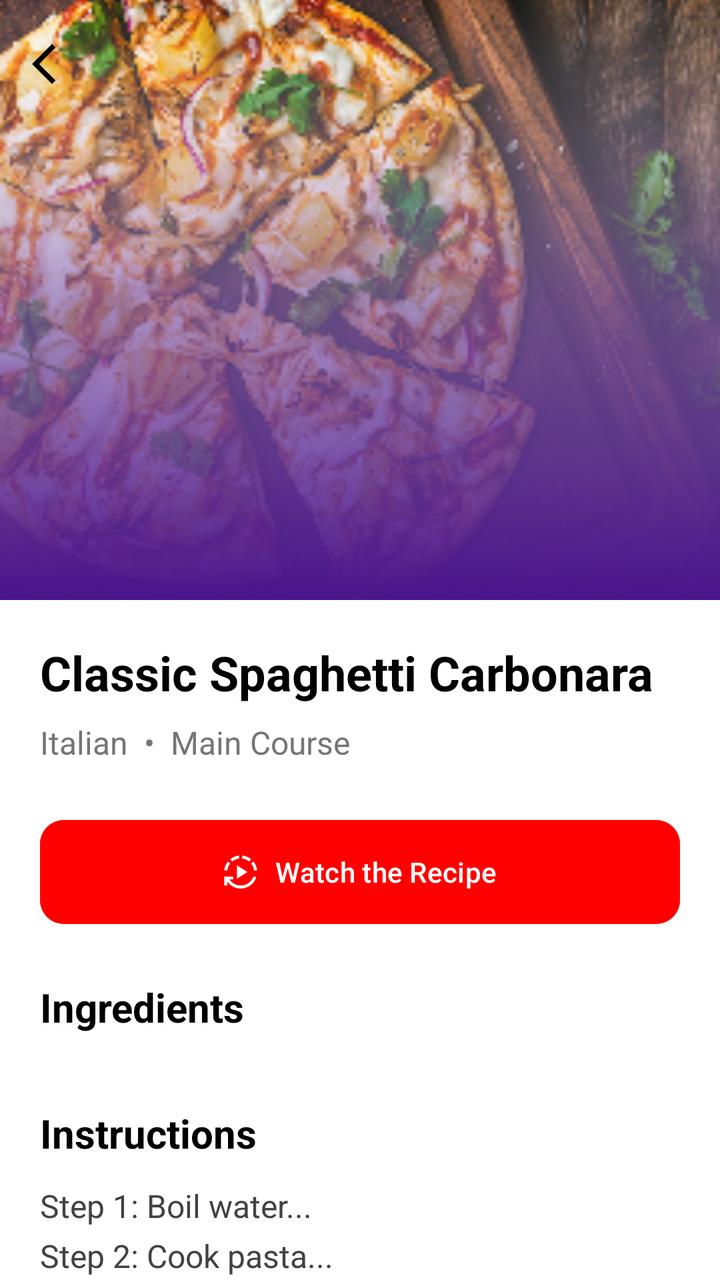
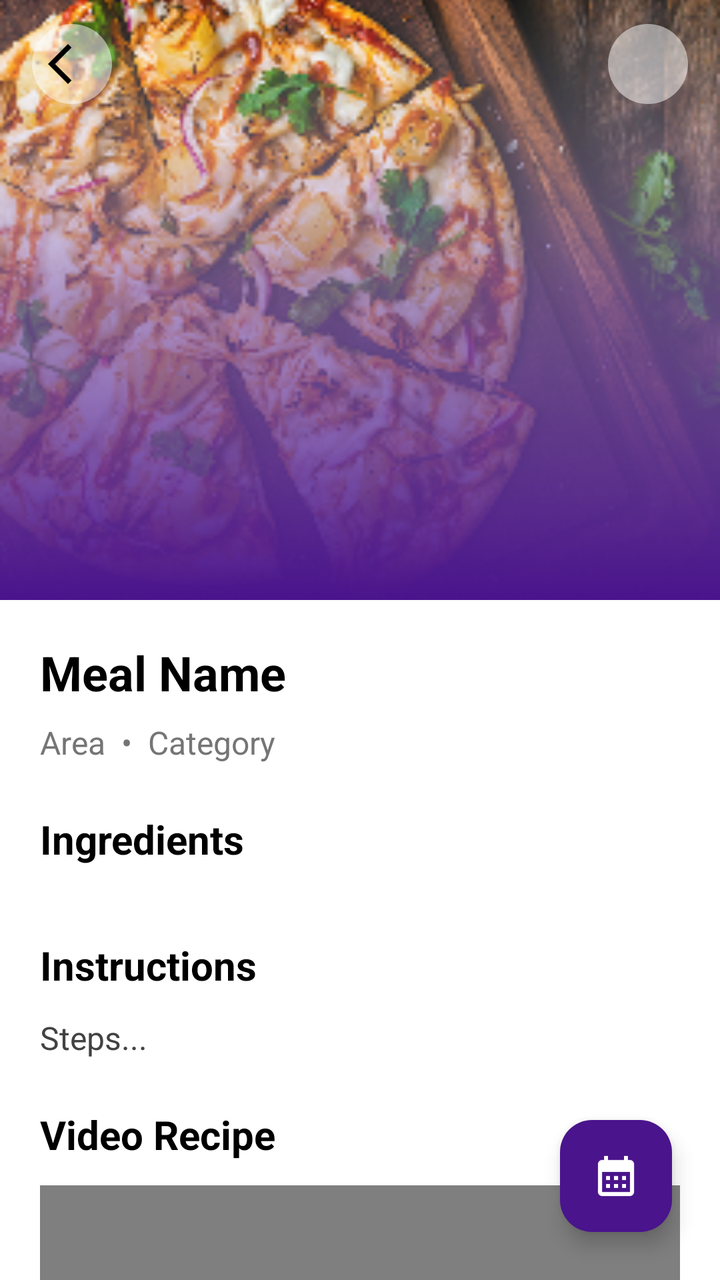

The first picture is an Android layout as it rendered before a commit; the second is the same layout after the commit. The layout source and the unified diff follow.
<!-- AndroidManifest.xml: application theme Theme.FoodPlanner -->
<!-- res/layout/fragment_meal_details.xml -->
<?xml version="1.0" encoding="utf-8"?>
<androidx.coordinatorlayout.widget.CoordinatorLayout
    xmlns:android="http://schemas.android.com/apk/res/android"
    xmlns:app="http://schemas.android.com/apk/res-auto"
    xmlns:tools="http://schemas.android.com/tools"
    android:layout_width="match_parent"
    android:layout_height="match_parent"
    android:background="@color/white">

    <com.google.android.material.appbar.AppBarLayout
        android:id="@+id/appBar"
        android:layout_width="match_parent"
        android:layout_height="300dp"
        android:theme="@style/ThemeOverlay.AppCompat.Dark.ActionBar">

        <com.google.android.material.appbar.CollapsingToolbarLayout
            android:layout_width="match_parent"
            android:layout_height="match_parent"
            app:contentScrim="@color/purple_primary"
            app:layout_scrollFlags="scroll|exitUntilCollapsed">

            <ImageView
                android:id="@+id/detailMealImg"
                android:layout_width="match_parent"
                android:layout_height="match_parent"
                android:scaleType="centerCrop"
                android:src="@drawable/pizza_header"
                app:layout_collapseMode="parallax" />

            <androidx.appcompat.widget.Toolbar
                android:id="@+id/toolbar"
                android:layout_width="match_parent"
                android:layout_height="?attr/actionBarSize"
                app:layout_collapseMode="pin"
                app:navigationIcon="@drawable/ic_arrow_back" />
        </com.google.android.material.appbar.CollapsingToolbarLayout>
    </com.google.android.material.appbar.AppBarLayout>

    <androidx.core.widget.NestedScrollView
        android:layout_width="match_parent"
        android:layout_height="match_parent"
        app:layout_behavior="@string/appbar_scrolling_view_behavior">

        <androidx.constraintlayout.widget.ConstraintLayout
            android:layout_width="match_parent"
            android:layout_height="wrap_content"
            android:padding="20dp">

            <TextView
                android:id="@+id/tvMealTitle"
                android:layout_width="0dp"
                android:layout_height="wrap_content"
                android:text="Classic Spaghetti Carbonara"
                android:textColor="@color/black"
                android:textSize="24sp"
                android:textStyle="bold"
                app:layout_constraintTop_toTopOf="parent"
                app:layout_constraintStart_toStartOf="parent"
                app:layout_constraintEnd_toEndOf="parent" />

            <TextView
                android:id="@+id/tvMealArea"
                android:layout_width="wrap_content"
                android:layout_height="wrap_content"
                android:layout_marginTop="8dp"
                android:text="Italian  •  Main Course"
                android:textColor="#757575"
                android:textSize="16sp"
                app:layout_constraintTop_toBottomOf="@id/tvMealTitle"
                app:layout_constraintStart_toStartOf="parent" />

            <com.google.android.material.button.MaterialButton
                android:id="@+id/btnWatchVideo"
                android:layout_width="match_parent"
                android:layout_height="60dp"
                android:layout_marginTop="24dp"
                android:text="Watch the Recipe"
                android:backgroundTint="#FF0000"
                app:icon="@drawable/ic_play"
                app:iconGravity="textStart"
                app:cornerRadius="12dp"
                app:layout_constraintTop_toBottomOf="@id/tvMealArea"
                app:layout_constraintStart_toStartOf="parent"
                app:layout_constraintEnd_toEndOf="parent" />

            <TextView
                android:id="@+id/lblIngredients"
                android:layout_width="wrap_content"
                android:layout_height="wrap_content"
                android:layout_marginTop="24dp"
                android:text="Ingredients"
                android:textColor="@color/black"
                android:textSize="20sp"
                android:textStyle="bold"
                app:layout_constraintTop_toBottomOf="@id/btnWatchVideo"
                app:layout_constraintStart_toStartOf="parent" />

            <androidx.recyclerview.widget.RecyclerView
                android:id="@+id/rvIngredients"
                android:layout_width="match_parent"
                android:layout_height="wrap_content"
                android:layout_marginTop="12dp"
                android:orientation="horizontal"
                app:layoutManager="androidx.recyclerview.widget.LinearLayoutManager"
                app:layout_constraintTop_toBottomOf="@id/lblIngredients"
                app:layout_constraintStart_toStartOf="parent"
                app:layout_constraintEnd_toEndOf="parent" />

            <TextView
                android:id="@+id/lblInstructions"
                android:layout_width="wrap_content"
                android:layout_height="wrap_content"
                android:layout_marginTop="24dp"
                android:text="Instructions"
                android:textColor="@color/black"
                android:textSize="20sp"
                android:textStyle="bold"
                app:layout_constraintTop_toBottomOf="@id/rvIngredients"
                app:layout_constraintStart_toStartOf="parent" />

            <TextView
                android:id="@+id/tvInstructions"
                android:layout_width="match_parent"
                android:layout_height="wrap_content"
                android:layout_marginTop="12dp"
                android:text="Step 1: Boil water...\nStep 2: Cook pasta..."
                android:lineSpacingExtra="6dp"
                android:textColor="#424242"
                android:textSize="16sp"
                app:layout_constraintTop_toBottomOf="@id/lblInstructions"
                app:layout_constraintStart_toStartOf="parent"
                app:layout_constraintEnd_toEndOf="parent" />

        </androidx.constraintlayout.widget.ConstraintLayout>

    </androidx.core.widget.NestedScrollView>
</androidx.coordinatorlayout.widget.CoordinatorLayout>
<!-- resources referenced by this layout -->
<resources>
  <color name="black">#000000</color>
  <color name="purple_primary">#4A148C</color>
  <color name="white">#FFFFFF</color>
  <!-- drawable ic_arrow_back (drawable) -->
  <vector xmlns:android="http://schemas.android.com/apk/res/android" android:autoMirrored="true" android:height="24dp" android:tint="#000000" android:viewportHeight="960" android:viewportWidth="960" android:width="24dp">
        
      <path android:fillColor="@android:color/white" android:pathData="M400,880L0,480L400,80L471,151L142,480L471,809L400,880Z"/>
      
  </vector>
  <!-- drawable ic_play (drawable) -->
  <vector xmlns:android="http://schemas.android.com/apk/res/android" android:height="24dp" android:tint="#000000" android:viewportHeight="960" android:viewportWidth="960" android:width="24dp">
        
      <path android:fillColor="@android:color/white" android:pathData="M380,660L380,300L660,480L380,660ZM480,920Q372,920 277.5,870.5Q183,821 120,732L120,840L40,840L40,600L280,600L280,680L182,680Q233,755 311.5,797.5Q390,840 480,840Q595,840 688.5,774Q782,708 820,599L898,617Q853,753 738,836.5Q623,920 480,920ZM42,440Q49,373 74,311.5Q99,250 143,198L200,255Q168,296 148,342.5Q128,389 123,440L42,440ZM256,199L199,142Q252,98 313,72.5Q374,47 440,42L440,122Q389,127 343,147Q297,167 256,199ZM705,199Q664,167 617.5,147Q571,127 520,122L520,42Q587,48 648.5,73Q710,98 762,142L705,199ZM838,440Q833,389 813,342.5Q793,296 761,255L818,198Q862,250 887,311.5Q912,373 918,440L838,440Z"/>
      
  </vector>
  <!-- drawable pizza_header: png bitmap (drawable, 121856 bytes) -->
  <style name="Theme.FoodPlanner" parent="Theme.Material3.Light.NoActionBar">
          <item name="colorPrimary">@color/purple_primary</item>
          <item name="colorPrimaryVariant">@color/purple_variant</item>
          <item name="colorOnPrimary">@color/white</item>
  
          <item name="colorSecondary">@color/gold_accent</item>
          <item name="colorOnSecondary">@color/text_primary</item>
  
          <item name="android:windowBackground">@color/background_light</item>
          <item name="android:statusBarColor">@color/purple_primary</item>
      </style>
  <color name="purple_variant">#7B1FA2</color>
  <color name="gold_accent">#FFC107</color>
  <color name="text_primary">#212121</color>
  <color name="background_light">#FAFAFA</color>
</resources>

<!-- the commit's change to res/layout/fragment_meal_details.xml (unified diff, before → after) -->
@@ -1,6 +1,5 @@
 <?xml version="1.0" encoding="utf-8"?>
-<androidx.coordinatorlayout.widget.CoordinatorLayout
-    xmlns:android="http://schemas.android.com/apk/res/android"
+<androidx.coordinatorlayout.widget.CoordinatorLayout xmlns:android="http://schemas.android.com/apk/res/android"
     xmlns:app="http://schemas.android.com/apk/res-auto"
     xmlns:tools="http://schemas.android.com/tools"
     android:layout_width="match_parent"
@@ -31,8 +30,41 @@
                 android:id="@+id/toolbar"
                 android:layout_width="match_parent"
                 android:layout_height="?attr/actionBarSize"
-                app:layout_collapseMode="pin"
-                app:navigationIcon="@drawable/ic_arrow_back" />
+                android:background="@android:color/transparent"
+                app:layout_collapseMode="pin">
+
+                <androidx.constraintlayout.widget.ConstraintLayout
+                    android:layout_width="match_parent"
+                    android:layout_height="match_parent">
+
+                    <ImageButton
+                        android:id="@+id/btnBack"
+                        android:layout_width="40dp"
+                        android:layout_height="40dp"
+                        android:background="@drawable/bg_circle_translucent"
+                        android:contentDescription="Back"
+                        android:src="@drawable/ic_arrow_back"
+                        app:layout_constraintBottom_toBottomOf="parent"
+                        app:layout_constraintStart_toStartOf="parent"
+                        app:layout_constraintTop_toTopOf="parent"
+                        app:tint="@color/black" />
+
+                    <ImageButton
+                        android:id="@+id/btnFavorite"
+                        android:layout_width="40dp"
+                        android:layout_height="40dp"
+                        android:layout_marginEnd="16dp"
+                        android:background="@drawable/bg_circle_translucent"
+                        android:contentDescription="Add to Favorites"
+                        android:src="@drawable/ic_favorite"
+                        app:layout_constraintBottom_toBottomOf="parent"
+                        app:layout_constraintEnd_toEndOf="parent"
+                        app:layout_constraintTop_toTopOf="parent"
+                        app:tint="@color/error_red" />
+
+                </androidx.constraintlayout.widget.ConstraintLayout>
+            </androidx.appcompat.widget.Toolbar>
+
         </com.google.android.material.appbar.CollapsingToolbarLayout>
     </com.google.android.material.appbar.AppBarLayout>
 
@@ -44,44 +76,31 @@
         <androidx.constraintlayout.widget.ConstraintLayout
             android:layout_width="match_parent"
             android:layout_height="wrap_content"
-            android:padding="20dp">
+            android:padding="20dp"
+            tools:ignore="WebViewLayout">
 
             <TextView
                 android:id="@+id/tvMealTitle"
                 android:layout_width="0dp"
                 android:layout_height="wrap_content"
-                android:text="Classic Spaghetti Carbonara"
+                android:text="Meal Name"
                 android:textColor="@color/black"
                 android:textSize="24sp"
                 android:textStyle="bold"
-                app:layout_constraintTop_toTopOf="parent"
+                app:layout_constraintEnd_toEndOf="parent"
                 app:layout_constraintStart_toStartOf="parent"
-                app:layout_constraintEnd_toEndOf="parent" />
+                app:layout_constraintTop_toTopOf="parent" />
 
             <TextView
                 android:id="@+id/tvMealArea"
                 android:layout_width="wrap_content"
                 android:layout_height="wrap_content"
                 android:layout_marginTop="8dp"
-                android:text="Italian  •  Main Course"
+                android:text="Area  •  Category"
                 android:textColor="#757575"
                 android:textSize="16sp"
-                app:layout_constraintTop_toBottomOf="@id/tvMealTitle"
-                app:layout_constraintStart_toStartOf="parent" />
-
-            <com.google.android.material.button.MaterialButton
-                android:id="@+id/btnWatchVideo"
-                android:layout_width="match_parent"
-                android:layout_height="60dp"
-                android:layout_marginTop="24dp"
-                android:text="Watch the Recipe"
-                android:backgroundTint="#FF0000"
-                app:icon="@drawable/ic_play"
-                app:iconGravity="textStart"
-                app:cornerRadius="12dp"
-                app:layout_constraintTop_toBottomOf="@id/tvMealArea"
                 app:layout_constraintStart_toStartOf="parent"
-                app:layout_constraintEnd_toEndOf="parent" />
+                app:layout_constraintTop_toBottomOf="@id/tvMealTitle" />
 
             <TextView
                 android:id="@+id/lblIngredients"
@@ -92,8 +111,8 @@
                 android:textColor="@color/black"
                 android:textSize="20sp"
                 android:textStyle="bold"
-                app:layout_constraintTop_toBottomOf="@id/btnWatchVideo"
-                app:layout_constraintStart_toStartOf="parent" />
+                app:layout_constraintStart_toStartOf="parent"
+                app:layout_constraintTop_toBottomOf="@id/tvMealArea" />
 
             <androidx.recyclerview.widget.RecyclerView
                 android:id="@+id/rvIngredients"
@@ -102,9 +121,9 @@
                 android:layout_marginTop="12dp"
                 android:orientation="horizontal"
                 app:layoutManager="androidx.recyclerview.widget.LinearLayoutManager"
-                app:layout_constraintTop_toBottomOf="@id/lblIngredients"
+                app:layout_constraintEnd_toEndOf="parent"
                 app:layout_constraintStart_toStartOf="parent"
-                app:layout_constraintEnd_toEndOf="parent" />
+                app:layout_constraintTop_toBottomOf="@id/lblIngredients" />
 
             <TextView
                 android:id="@+id/lblInstructions"
@@ -115,23 +134,57 @@
                 android:textColor="@color/black"
                 android:textSize="20sp"
                 android:textStyle="bold"
-                app:layout_constraintTop_toBottomOf="@id/rvIngredients"
-                app:layout_constraintStart_toStartOf="parent" />
+                app:layout_constraintStart_toStartOf="parent"
+                app:layout_constraintTop_toBottomOf="@id/rvIngredients" />
 
             <TextView
                 android:id="@+id/tvInstructions"
                 android:layout_width="match_parent"
                 android:layout_height="wrap_content"
                 android:layout_marginTop="12dp"
-                android:text="Step 1: Boil water...\nStep 2: Cook pasta..."
-                android:lineSpacingExtra="6dp"
+                android:text="Steps..."
                 android:textColor="#424242"
                 android:textSize="16sp"
-                app:layout_constraintTop_toBottomOf="@id/lblInstructions"
+                app:layout_constraintEnd_toEndOf="parent"
                 app:layout_constraintStart_toStartOf="parent"
-                app:layout_constraintEnd_toEndOf="parent" />
+                app:layout_constraintTop_toBottomOf="@id/lblInstructions" />
+
+            <TextView
+                android:id="@+id/lblVideo"
+                android:layout_width="wrap_content"
+                android:layout_height="wrap_content"
+                android:layout_marginTop="24dp"
+                android:text="Video Recipe"
+                android:textColor="@color/black"
+                android:textSize="20sp"
+                android:textStyle="bold"
+                app:layout_constraintTop_toBottomOf="@id/tvInstructions"
+                app:layout_constraintStart_toStartOf="parent" />
+
+            <WebView
+                android:id="@+id/webViewVideo"
+                android:layout_width="match_parent"
+                android:layout_height="200dp"
+                android:layout_marginTop="12dp"
+                android:layout_marginBottom="80dp"
+                android:background="@color/black"
+                app:layout_constraintTop_toBottomOf="@id/lblVideo"
+                app:layout_constraintStart_toStartOf="parent"
+                app:layout_constraintEnd_toEndOf="parent"
+                app:layout_constraintBottom_toBottomOf="parent"/>
 
         </androidx.constraintlayout.widget.ConstraintLayout>
+    </androidx.core.widget.NestedScrollView>
 
-    </androidx.core.widget.NestedScrollView>
+    <com.google.android.material.floatingactionbutton.FloatingActionButton
+        android:id="@+id/fabPlan"
+        android:layout_width="wrap_content"
+        android:layout_height="wrap_content"
+        android:layout_gravity="bottom|end"
+        android:layout_margin="24dp"
+        android:contentDescription="Add to Plan"
+        android:src="@drawable/ic_calendar"
+        app:backgroundTint="@color/purple_primary"
+        app:tint="@color/white" />
+
 </androidx.coordinatorlayout.widget.CoordinatorLayout>
<!-- resource entries referenced after the edit -->
@@ -1,19 +1,38 @@
 <!-- resources referenced by this layout -->
 <resources>
   <color name="black">#000000</color>
+  <color name="error_red">#B00020</color>
   <color name="purple_primary">#4A148C</color>
   <color name="white">#FFFFFF</color>
+  <!-- drawable bg_circle_translucent (drawable) -->
+  <?xml version="1.0" encoding="utf-8"?>
+  <shape xmlns:android="http://schemas.android.com/apk/res/android"
+      android:shape="oval">
+      <solid android:color="#80FFFFFF" />
+  </shape>
   <!-- drawable ic_arrow_back (drawable) -->
   <vector xmlns:android="http://schemas.android.com/apk/res/android" android:autoMirrored="true" android:height="24dp" android:tint="#000000" android:viewportHeight="960" android:viewportWidth="960" android:width="24dp">
         
       <path android:fillColor="@android:color/white" android:pathData="M400,880L0,480L400,80L471,151L142,480L471,809L400,880Z"/>
       
   </vector>
-  <!-- drawable ic_play (drawable) -->
-  <vector xmlns:android="http://schemas.android.com/apk/res/android" android:height="24dp" android:tint="#000000" android:viewportHeight="960" android:viewportWidth="960" android:width="24dp">
+  <!-- drawable ic_calendar (drawable) -->
+  <vector xmlns:android="http://schemas.android.com/apk/res/android" android:height="24dp" android:tint="#000000" android:viewportHeight="24" android:viewportWidth="24" android:width="24dp">
         
-      <path android:fillColor="@android:color/white" android:pathData="M380,660L380,300L660,480L380,660ZM480,920Q372,920 277.5,870.5Q183,821 120,732L120,840L40,840L40,600L280,600L280,680L182,680Q233,755 311.5,797.5Q390,840 480,840Q595,840 688.5,774Q782,708 820,599L898,617Q853,753 738,836.5Q623,920 480,920ZM42,440Q49,373 74,311.5Q99,250 143,198L200,255Q168,296 148,342.5Q128,389 123,440L42,440ZM256,199L199,142Q252,98 313,72.5Q374,47 440,42L440,122Q389,127 343,147Q297,167 256,199ZM705,199Q664,167 617.5,147Q571,127 520,122L520,42Q587,48 648.5,73Q710,98 762,142L705,199ZM838,440Q833,389 813,342.5Q793,296 761,255L818,198Q862,250 887,311.5Q912,373 918,440L838,440Z"/>
+      <path android:fillColor="@android:color/white" android:pathData="M19,4h-1V2h-2v2H8V2H6v2H5C3.89,4 3.01,4.9 3.01,6L3,20c0,1.1 0.89,2 2,2h14c1.1,0 2,-0.9 2,-2V6C21,4.9 20.1,4 19,4zM19,20H5V10h14V20zM9,14H7v-2h2V14zM13,14h-2v-2h2V14zM17,14h-2v-2h2V14zM9,18H7v-2h2V18zM13,18h-2v-2h2V18zM17,18h-2v-2h2V18z"/>
       
+  </vector>
+  <!-- drawable ic_favorite (drawable) -->
+  <vector xmlns:android="http://schemas.android.com/apk/res/android"
+      android:width="800dp"
+      android:height="800dp"
+      android:viewportWidth="24"
+      android:viewportHeight="24">
+    <path
+        android:pathData="M4.451,13.908L11.403,20.44C11.643,20.664 11.762,20.777 11.904,20.805C11.967,20.817 12.033,20.817 12.096,20.805C12.238,20.777 12.357,20.664 12.597,20.44L19.549,13.908C21.506,12.071 21.743,9.047 20.098,6.926L19.788,6.527C17.82,3.991 13.87,4.416 12.487,7.314C12.291,7.723 11.709,7.723 11.513,7.314C10.13,4.416 6.18,3.991 4.212,6.527L3.902,6.926C2.257,9.047 2.494,12.071 4.451,13.908Z"
+        android:strokeWidth="2"
+        android:fillColor="#00000000"
+        android:strokeColor="#33363F"/>
   </vector>
   <!-- drawable pizza_header: png bitmap (drawable, 121856 bytes) -->
   <style name="Theme.FoodPlanner" parent="Theme.Material3.Light.NoActionBar">
